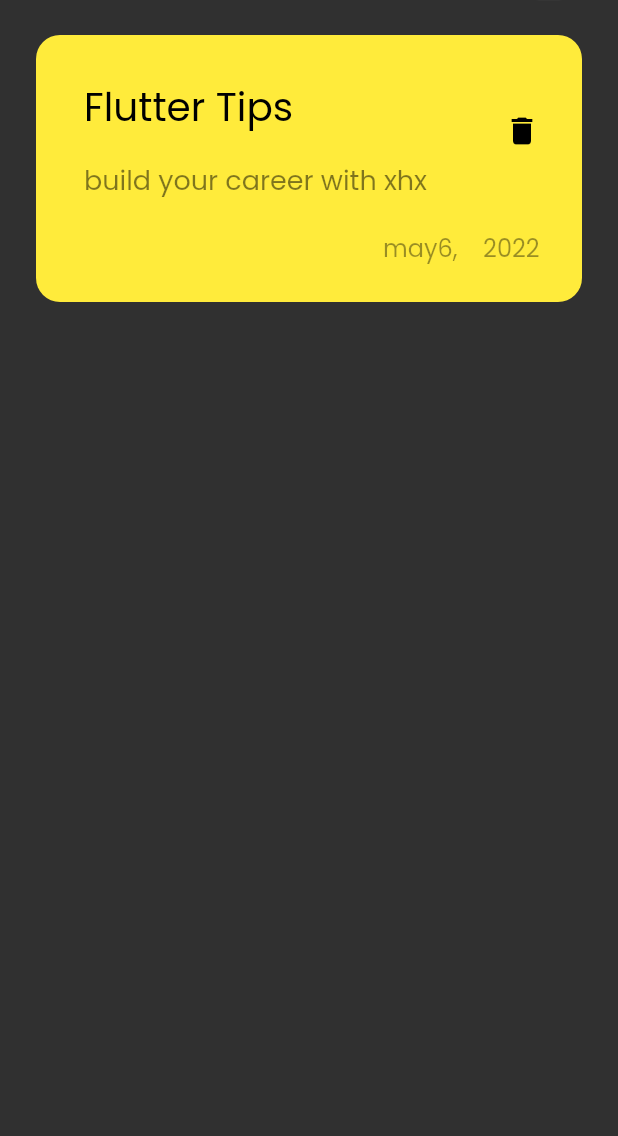
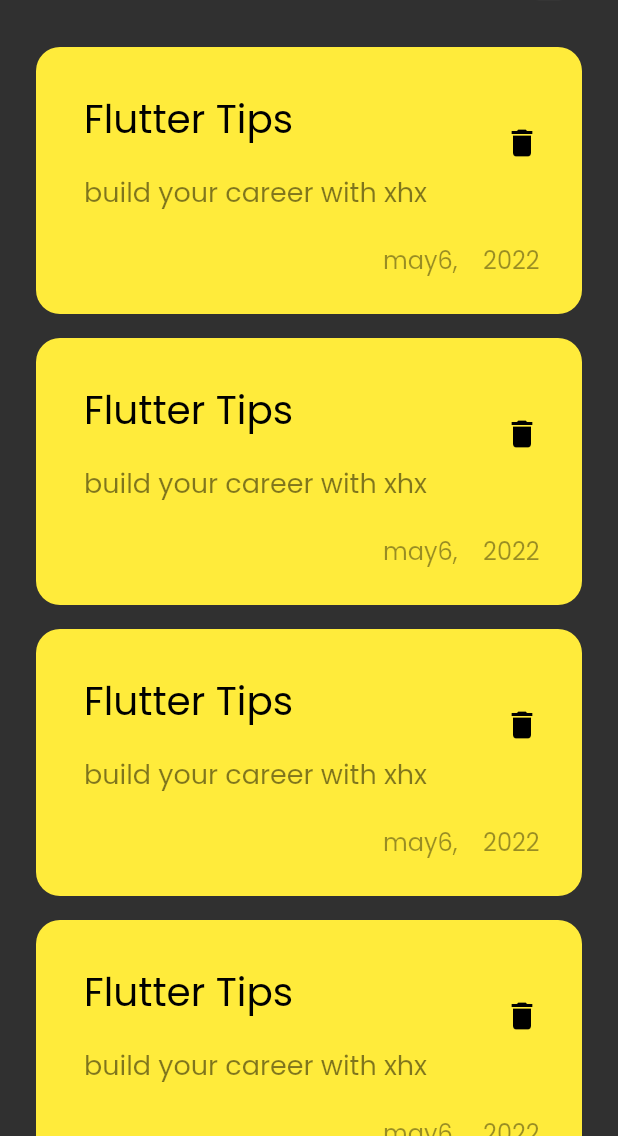
Before and after one commit to MhmmadAlHelou/notes_app, a Flutter app: the screen it shows after launch, on a phone screen of 412 x 824 dp, the part 100-1236 px from its top. Run offline on Flutter 3.47's test engine with Material 2 defaults, Android fonts, the phone set to English and light mode, and no system bars.

Commit message:
create notes list view

```diff
--- a/lib/widgets/custom_note_item.dart
+++ b/lib/widgets/custom_note_item.dart
@@ -11,7 +11,7 @@ class NoteItem extends StatelessWidget {
           color: Colors.yellow, borderRadius: BorderRadius.circular(16)),
       child: Column(crossAxisAlignment: CrossAxisAlignment.end, children: [
         ListTile(
-          title: Text(
+          title: const Text(
             'Flutter Tips',
             style: TextStyle(color: Colors.black, fontSize: 26),
           ),
@@ -22,7 +22,7 @@ class NoteItem extends StatelessWidget {
                     color: Colors.black.withOpacity(0.5), fontSize: 18)),
           ),
           trailing: IconButton(
-              icon: Icon(
+              icon: const Icon(
                 Icons.delete,
                 color: Colors.black,
                 size: 24,
--- /dev/null
+++ b/lib/widgets/notes_list_view.dart
@@ -0,0 +1,19 @@
+import 'package:flutter/material.dart';
+
+import 'custom_note_item.dart';
+
+class NotesListView extends StatelessWidget {
+  const NotesListView({super.key});
+
+  @override
+  Widget build(BuildContext context) {
+    return ListView.builder(
+      itemBuilder: (context, index) {
+        return const Padding(
+          padding: EdgeInsets.symmetric(vertical: 8),
+          child: NoteItem(),
+        );
+      },
+    );
+  }
+}
--- a/lib/widgets/notes_view_body.dart
+++ b/lib/widgets/notes_view_body.dart
@@ -2,6 +2,7 @@ import 'package:flutter/material.dart';
 import 'package:notes_app/widgets/custom_app_bar.dart';
 
 import 'custom_note_item.dart';
+import 'notes_list_view.dart';
 
 class NotesViewBody extends StatelessWidget {
   const NotesViewBody({super.key});
@@ -13,7 +14,7 @@ class NotesViewBody extends StatelessWidget {
       child: Column(
         children: [
           CustomAppBar(),
-          NoteItem(),
+          Expanded(child: NotesListView()),
         ],
       ),
     );
```
Also changed, not shown: pubspec.lock.
